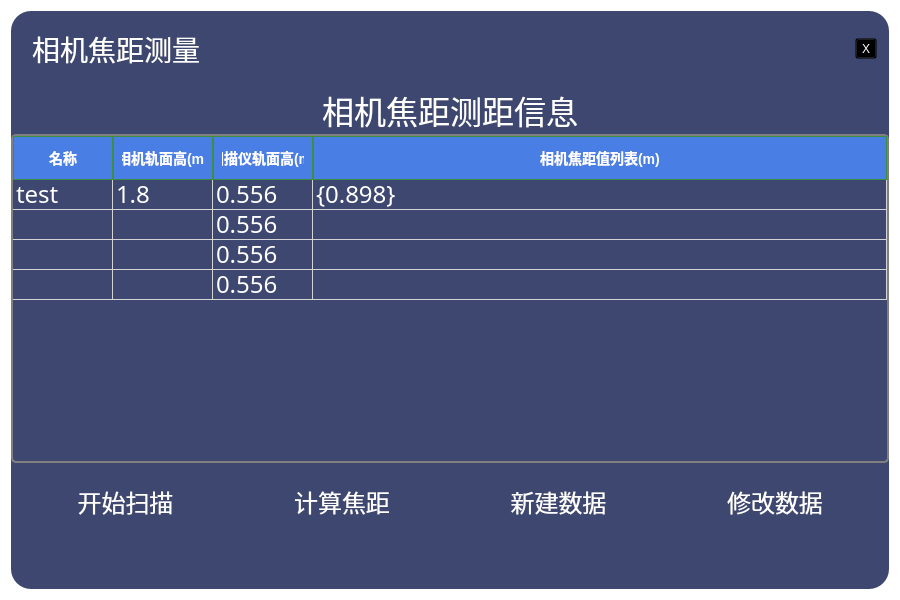
Before: the Qt Designer form public/gui/dialog/CameraFocalLengthDialog.ui in imtangsheng/ServerAndClientProject, drawn with Qt 5.
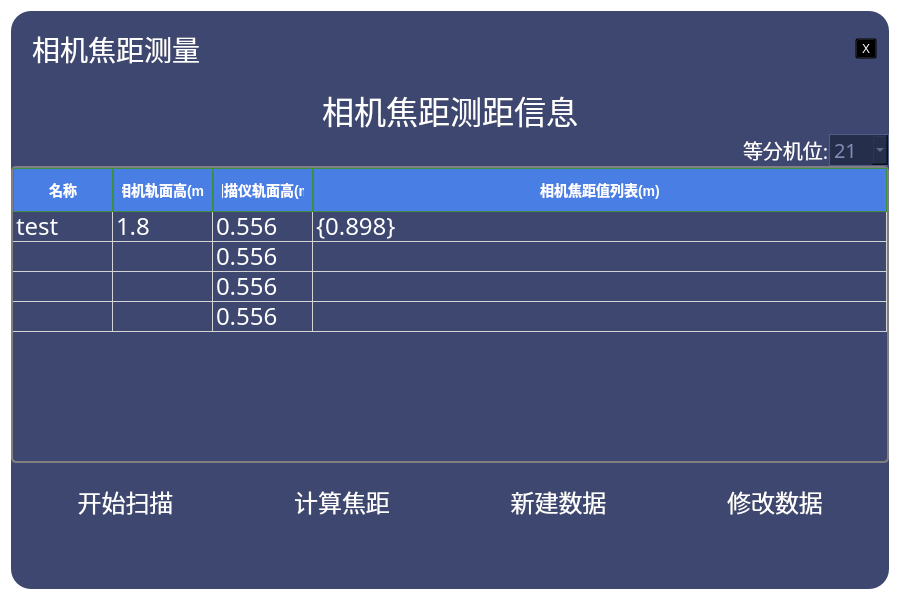
After: the same form once the commit is applied. Icons and pictures are not drawn.

Commit message: fix:调焦修正

```diff
--- a/public/gui/dialog/CameraFocalLengthDialog.ui
+++ b/public/gui/dialog/CameraFocalLengthDialog.ui
@@ -34,7 +34,7 @@
 	background: rgba(61, 71, 112, 1);
 }</string>
      </property>
-     <layout class="QVBoxLayout" name="verticalLayout_2" stretch="0,0,1,0">
+     <layout class="QVBoxLayout" name="verticalLayout_2" stretch="0,0,0,1,0">
       <property name="spacing">
        <number>0</number>
       </property>
@@ -175,6 +175,87 @@
         </property>
        </widget>
       </item>
+      <item>
+       <layout class="QHBoxLayout" name="horizontalLayout_4">
+        <property name="spacing">
+         <number>0</number>
+        </property>
+        <property name="bottomMargin">
+         <number>0</number>
+        </property>
+        <item>
+         <spacer name="horizontalSpacer">
+          <property name="orientation">
+           <enum>Qt::Orientation::Horizontal</enum>
+          </property>
+          <property name="sizeHint" stdset="0">
+           <size>
+            <width>40</width>
+            <height>20</height>
+           </size>
+          </property>
+         </spacer>
+        </item>
+        <item>
+         <widget class="QLabel" name="label_2">
+          <property name="font">
+           <font>
+            <family>思源黑体</family>
+            <pointsize>15</pointsize>
+           </font>
+          </property>
+          <property name="text">
+           <string>等分机位:</string>
+          </property>
+         </widget>
+        </item>
+        <item>
+         <widget class="QComboBox" name="comboBox_parts">
+          <property name="minimumSize">
+           <size>
+            <width>60</width>
+            <height>0</height>
+           </size>
+          </property>
+          <property name="font">
+           <font>
+            <family>思源黑体</family>
+            <pointsize>15</pointsize>
+           </font>
+          </property>
+          <property name="styleSheet">
+           <string notr="true">QComboBox{
+    background: rgba(37, 46, 74, 1);
+    color: rgba(129, 141, 179, 1);
+    border: 1px solid rgba(80, 95, 138, 1);
+}
+
+
+/* 下拉列表的样式 */
+QComboBox QAbstractItemView {
+    border: 1px solid rgba(80, 95, 138, 1);
+    background-color: rgba(37, 46, 74, 1);  /* 下拉背景色 */
+    selection-background-color: rgba(80, 95, 138, 1);  /* 选中项背景色 */
+    color: rgba(129, 141, 179, 1);  /* 文字颜色 */
+}</string>
+          </property>
+          <property name="currentIndex">
+           <number>1</number>
+          </property>
+          <item>
+           <property name="text">
+            <string>15</string>
+           </property>
+          </item>
+          <item>
+           <property name="text">
+            <string>21</string>
+           </property>
+          </item>
+         </widget>
+        </item>
+       </layout>
+      </item>
       <item>
        <widget class="QTableWidget" name="tableWidget_CameraFocal">
         <property name="font">
```
The commit also changes 2 other files.
